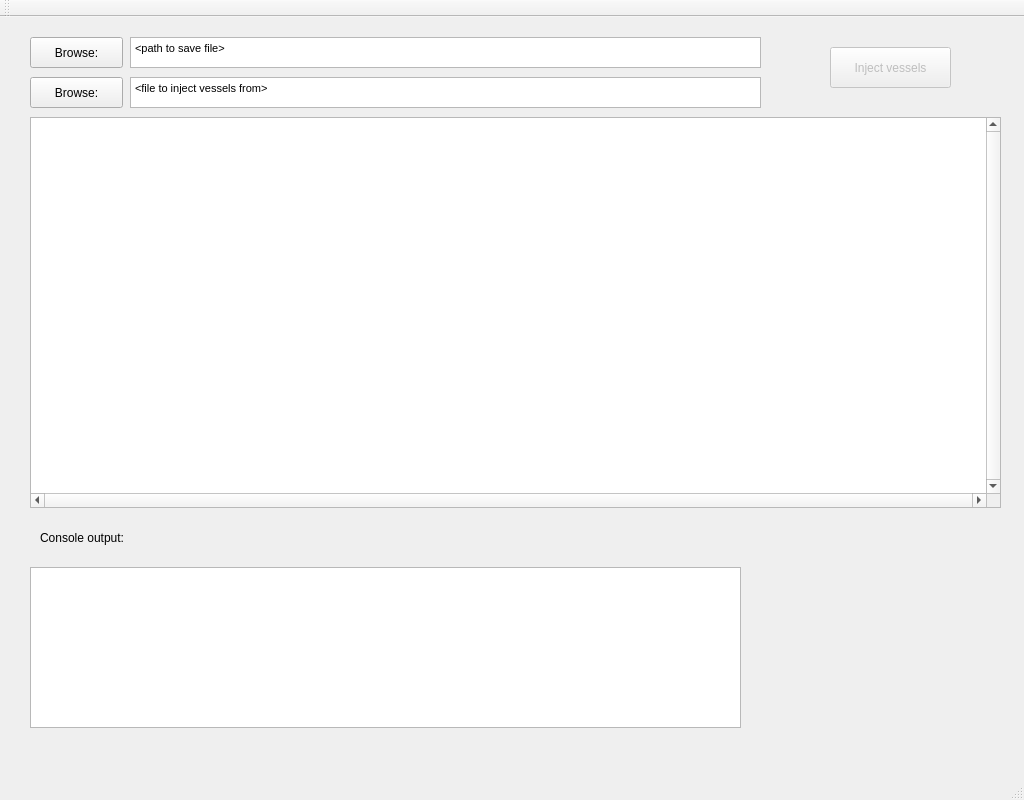
Above: mainwindow.ui from DaymareDev/KSPS3 before the change. Below: the same form after it.
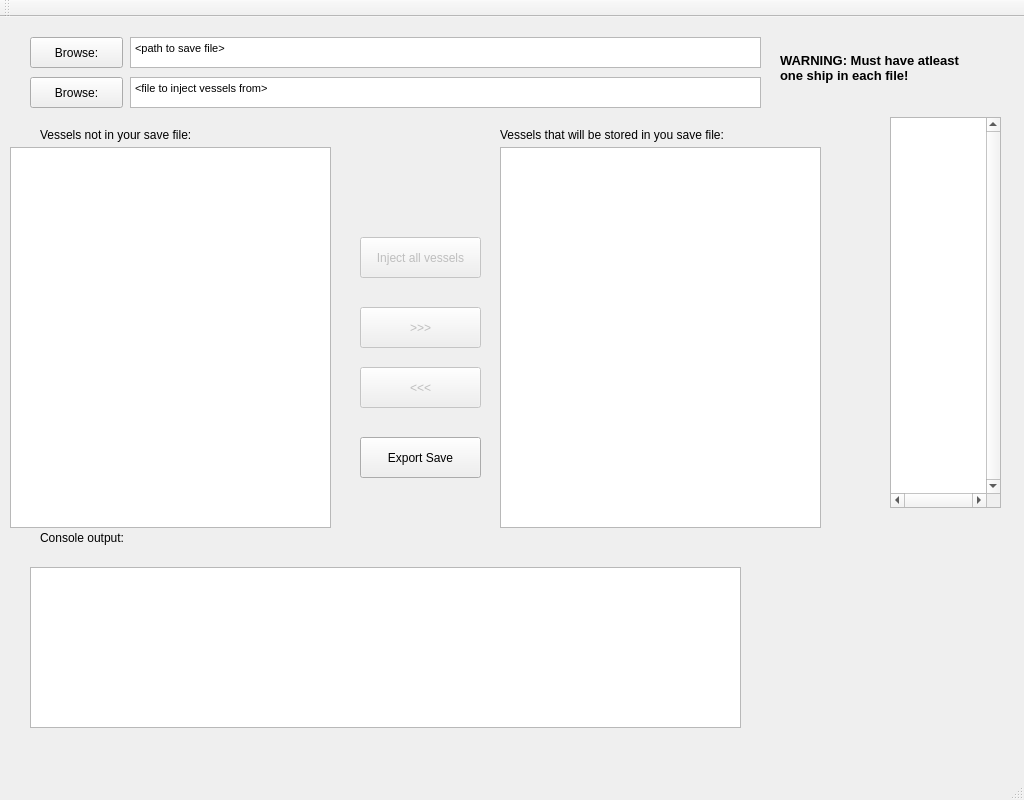
That is the form after the change.

Diff of the .ui file:
```diff
--- a/mainwindow.ui
+++ b/mainwindow.ui
@@ -68,9 +68,9 @@
    <widget class="QTextEdit" name="saveFileTextEdit">
     <property name="geometry">
      <rect>
-      <x>30</x>
+      <x>890</x>
       <y>100</y>
-      <width>971</width>
+      <width>111</width>
       <height>391</height>
      </rect>
     </property>
@@ -155,14 +155,134 @@
     </property>
     <property name="geometry">
      <rect>
-      <x>830</x>
-      <y>30</y>
+      <x>360</x>
+      <y>220</y>
       <width>121</width>
       <height>41</height>
      </rect>
     </property>
     <property name="text">
-     <string>Inject vessels</string>
+     <string>Inject all vessels</string>
+    </property>
+   </widget>
+   <widget class="QPushButton" name="injectVesselPushButton">
+    <property name="enabled">
+     <bool>false</bool>
+    </property>
+    <property name="geometry">
+     <rect>
+      <x>360</x>
+      <y>290</y>
+      <width>121</width>
+      <height>41</height>
+     </rect>
+    </property>
+    <property name="text">
+     <string>&gt;&gt;&gt;</string>
+    </property>
+   </widget>
+   <widget class="QPushButton" name="removeVesselPushButton">
+    <property name="enabled">
+     <bool>false</bool>
+    </property>
+    <property name="geometry">
+     <rect>
+      <x>360</x>
+      <y>350</y>
+      <width>121</width>
+      <height>41</height>
+     </rect>
+    </property>
+    <property name="text">
+     <string>&lt;&lt;&lt;</string>
+    </property>
+   </widget>
+   <widget class="QLabel" name="label">
+    <property name="geometry">
+     <rect>
+      <x>40</x>
+      <y>110</y>
+      <width>201</width>
+      <height>16</height>
+     </rect>
+    </property>
+    <property name="text">
+     <string>Vessels not in your save file:</string>
+    </property>
+   </widget>
+   <widget class="QLabel" name="label_2">
+    <property name="geometry">
+     <rect>
+      <x>500</x>
+      <y>110</y>
+      <width>261</width>
+      <height>16</height>
+     </rect>
+    </property>
+    <property name="text">
+     <string>Vessels that will be stored in you save file:</string>
+    </property>
+   </widget>
+   <widget class="QListWidget" name="vesselsInSaveListView">
+    <property name="geometry">
+     <rect>
+      <x>500</x>
+      <y>130</y>
+      <width>321</width>
+      <height>381</height>
+     </rect>
+    </property>
+   </widget>
+   <widget class="QListWidget" name="InjectableVesselsListView">
+    <property name="geometry">
+     <rect>
+      <x>10</x>
+      <y>130</y>
+      <width>321</width>
+      <height>381</height>
+     </rect>
+    </property>
+   </widget>
+   <widget class="QPushButton" name="exportSavePushButton">
+    <property name="geometry">
+     <rect>
+      <x>360</x>
+      <y>420</y>
+      <width>121</width>
+      <height>41</height>
+     </rect>
+    </property>
+    <property name="text">
+     <string>Export Save</string>
+    </property>
+   </widget>
+   <widget class="QLabel" name="WarningLabel">
+    <property name="geometry">
+     <rect>
+      <x>780</x>
+      <y>10</y>
+      <width>191</width>
+      <height>81</height>
+     </rect>
+    </property>
+    <property name="font">
+     <font>
+      <pointsize>10</pointsize>
+      <weight>75</weight>
+      <bold>true</bold>
+     </font>
+    </property>
+    <property name="layoutDirection">
+     <enum>Qt::LeftToRight</enum>
+    </property>
+    <property name="text">
+     <string>WARNING: Must have atleast one ship in each file!</string>
+    </property>
+    <property name="scaledContents">
+     <bool>true</bool>
+    </property>
+    <property name="wordWrap">
+     <bool>true</bool>
     </property>
    </widget>
   </widget>
```
Left out of the diff: 2 changed lines with no effect on the pictures.
